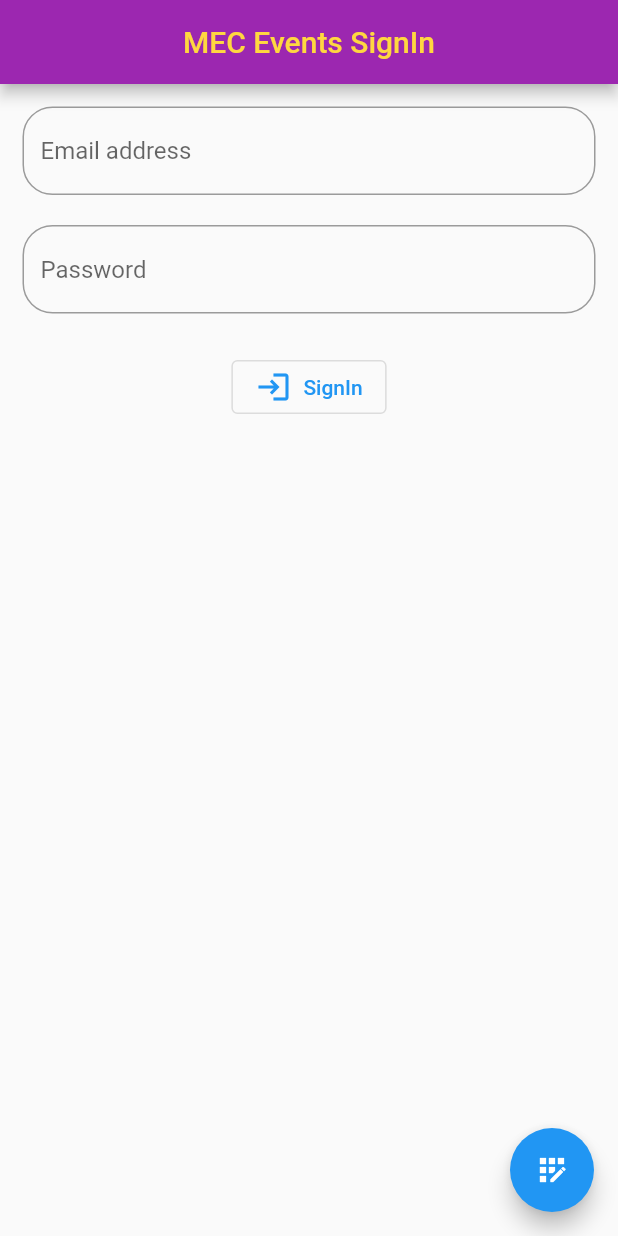
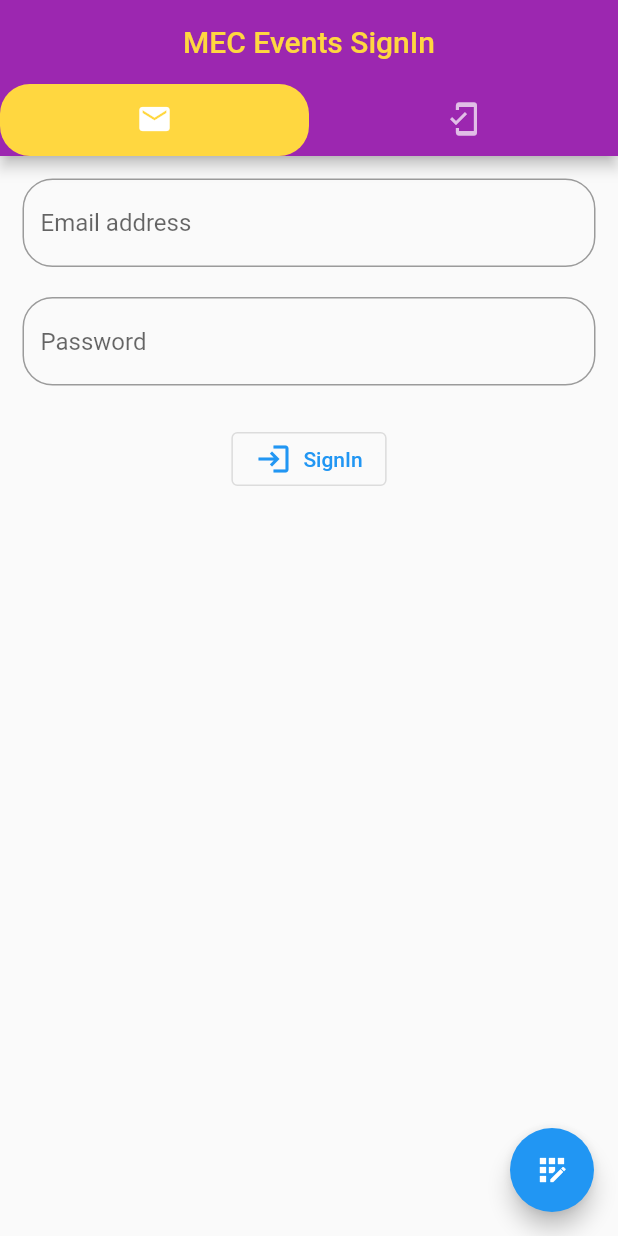
Before and after one commit to razzaksr/MuthayammalFlutterSpace2023AI, a Flutter app: the screen it shows after launch, on a phone screen of 412 x 824 dp. Run offline on Flutter 3.47's test engine with Material 2 defaults, Android fonts, the phone set to English and light mode, and no system bars; our stand-ins replace cloud_firestore, firebase_auth, firebase_core, toast; accounts and stored records are empty.

Commit message:
Flutter Firebase Mobile,OTP SignIn Done

```diff
--- a/Flutter Firebase/mecevents/lib/SignIn.dart
+++ b/Flutter Firebase/mecevents/lib/SignIn.dart
@@ -14,18 +14,41 @@ class _SignInState extends State<SignIn> {
   var emailController=TextEditingController();
   var passwordController=TextEditingController();
 
+  var mobileController=TextEditingController();
+  var otpController=TextEditingController();
+
+  String secretId="";
+
   final authentication=FirebaseAuth.instance;
   @override
   Widget build(BuildContext context) {
     ToastContext().init(context);
-    return Scaffold(
+    return DefaultTabController(
+        length: 2,
+        child: Scaffold(
           appBar: AppBar(
             title: Text('MEC Events SignIn'),
             centerTitle: true,
             backgroundColor: Colors.purple,
             foregroundColor: Colors.amberAccent,
+            bottom: TabBar(
+              indicator: BoxDecoration(
+                color: Colors.amberAccent,
+                borderRadius: BorderRadius.circular(20.0),
               ),
-      body: Center(
+              tabs: [
+                Tab(
+                  child: Icon(Icons.email)
+                ),
+                Tab(
+                    child: Icon(Icons.mobile_friendly)
+                )
+              ],
+            ),
+          ),
+          body:TabBarView(
+            children: [
+              Center(
                   child:Padding(
                     padding: EdgeInsets.all(15.0),
                     child: Column(
@@ -70,6 +93,75 @@ class _SignInState extends State<SignIn> {
                     ),
                   )
               ),
+              Center(
+                  child:Padding(
+                    padding: EdgeInsets.all(15.0),
+                    child: Column(
+                      children: [
+                        TextField(
+                          controller: mobileController,
+                          decoration: InputDecoration(
+                              hintText: "Mobile Number",
+                              border: OutlineInputBorder(
+                                  borderRadius: BorderRadius.circular(20)
+                              )
+                          ),
+                        ),
+                        SizedBox(height: 20.0,),
+                        OutlinedButton.icon(
+                            onPressed: ()async{
+                              authentication.verifyPhoneNumber(
+                                  phoneNumber: mobileController.text,
+                                  verificationCompleted: (PhoneAuthCredential phoneAuthCredential) async{
+                                    await authentication.signInWithCredential(phoneAuthCredential);
+                                  },
+                                  verificationFailed: (error) => Toast.show("Invalid credentials"),
+                                  codeSent: (String verificationId,int? forceResendingToken) {
+                                    setState(() {
+                                      secretId=verificationId;
+                                    });
+                                  },
+                                  codeAutoRetrievalTimeout: (String verificationId) {
+                                    secretId=verificationId;
+                                  },
+                              );
+                            },
+                            icon: Icon(Icons.send),
+                            label: Text("Send OTP")
+                        ),
+                        SizedBox(height: 20.0,),
+                        TextField(
+                          obscureText: true,
+                          controller: otpController,
+                          decoration: InputDecoration(
+                              hintText: "OTP",
+                              border: OutlineInputBorder(
+                                  borderRadius: BorderRadius.circular(20)
+                              )
+                          ),
+                        ),
+                        SizedBox(height: 25.0,),
+                        OutlinedButton.icon(
+                            onPressed: ()async{
+                              PhoneAuthCredential credentials=PhoneAuthProvider.credential(
+                                  verificationId: secretId,
+                                  smsCode: otpController.text
+                              );
+                              await authentication.signInWithCredential(credentials);
+                              Toast.show("SignIn success");
+                              Navigator.pushReplacement(context, MaterialPageRoute(
+                                builder: (context) => ListEverything(),
+                              ));
+                            },
+                            icon: Icon(Icons.login_outlined),
+                            label: Text("SignIn")
+                        )
+                      ],
+                    ),
+                  )
+              ),
+            ],
+          ),
           floatingActionButton: FloatingActionButton(
               onPressed: (){
                 Navigator.push(context, MaterialPageRoute(
@@ -78,6 +170,7 @@ class _SignInState extends State<SignIn> {
               },
               child:Icon(Icons.app_registration)
           ),
+        )
     );
   }
 }
```
Lines whose indentation alone changed are shown as unchanged.
